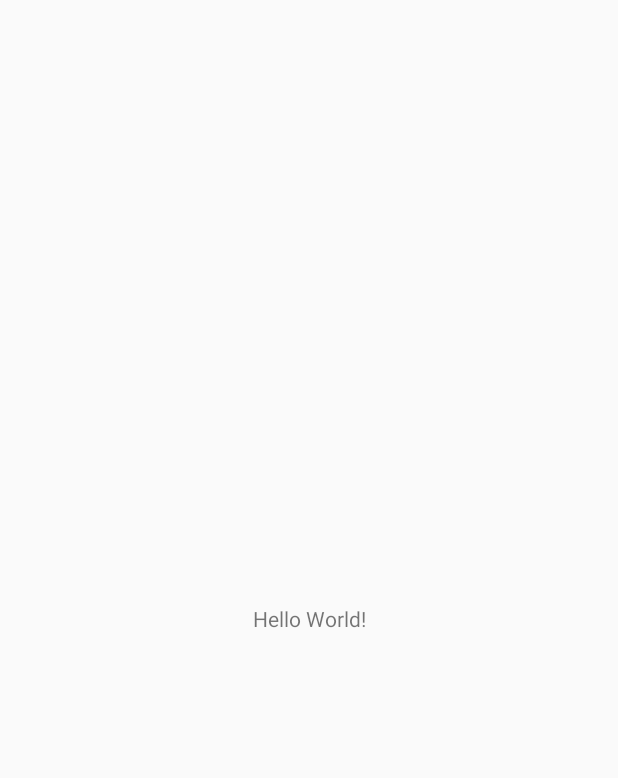
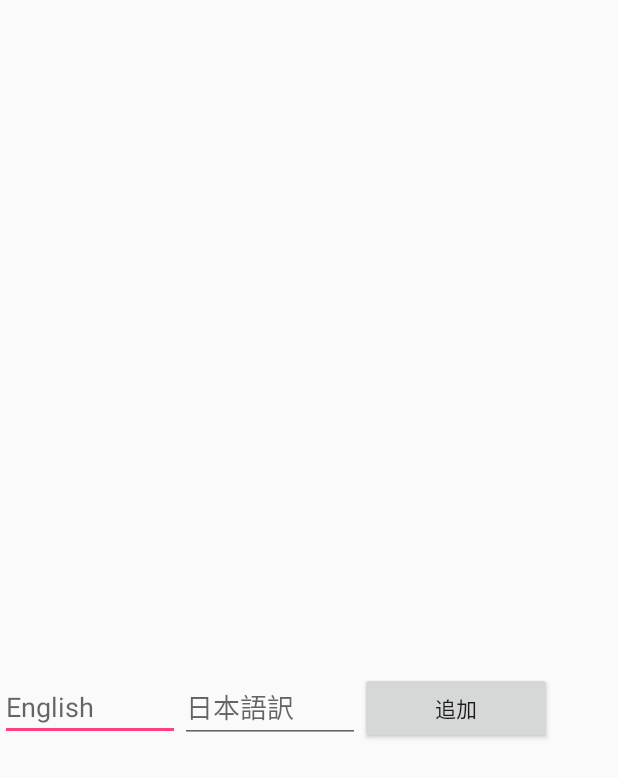
Before and after one commit to Konatsup/EnglishWords, an Android app: the screen it shows after launch (MainActivity), on a phone screen of 412 x 824 dp. Before the commit the part shown is almost empty. Shown: the top 778 px of the screen. Run offline under Robolectric (Android 15) with nearby library versions, the phone set to English and light mode, and no system bars; 3 statements that could not run were skipped.

Commit message:
#fixed レイアウト修正と単語追加機能実装

```diff
--- a/app/src/main/java/konatsup/englishwords/MainActivity.java
+++ b/app/src/main/java/konatsup/englishwords/MainActivity.java
@@ -10,14 +10,55 @@ import android.graphics.BitmapFactory;
 import android.os.Bundle;
 import android.support.v4.app.NotificationManagerCompat;
 import android.support.v7.app.NotificationCompat;
+import android.view.View;
+import android.widget.ArrayAdapter;
+import android.widget.EditText;
+import android.widget.ListView;
+
+import io.realm.Realm;
+import io.realm.RealmConfiguration;
 
 public class MainActivity extends Activity {
+
+    private Realm realm;
+    ListView listView;
+    ArrayAdapter adapter; //後々CustomAdapterにする必要あり
+
+    EditText enEditText;
+    EditText jpEditText;
 
     @Override
     protected void onCreate(Bundle savedInstanceState) {
         super.onCreate(savedInstanceState);
 
         setContentView(R.layout.activity_main);
+        sendNotification();
+
+        listView = (ListView)findViewById(R.id.listView);
+//        adapter = new ArrayAdapter<Word>(this,android.R.layout.simple_expandable_list_item_1);
+        adapter = new ArrayAdapter(this, android.R.layout.simple_expandable_list_item_1);
+
+        enEditText = (EditText)findViewById(R.id.enEditText);
+        jpEditText = (EditText)findViewById(R.id.jpEditText);
+
+
+        Realm.init(this);
+        RealmConfiguration config = new RealmConfiguration.Builder().build();
+        Realm.setDefaultConfiguration(config);
+
+
+
+        listView.setAdapter(adapter);
+
+
+    }
+    @Override
+    public void onDestroy() {
+        super.onDestroy();
+        realm.close();
+    }
+
+    public void sendNotification(){
         Intent intent = new Intent(getApplicationContext(), QuizActivity.class);
         PendingIntent pendingIntent = PendingIntent.getActivity(this, 0, intent, 0);
 
@@ -33,7 +74,13 @@ public class MainActivity extends Activity {
                 .build();
 
         manager.notify(0, notification);
+    }
 
+    public void add(View v){
+        String enText,jpText;
+        enText = enEditText.getText().toString();
+        jpText = jpEditText.getText().toString();
+        adapter.add(enText+"："+jpText);
 
     }
 
--- a/app/src/main/res/layout/activity_main.xml
+++ b/app/src/main/res/layout/activity_main.xml
@@ -6,13 +6,56 @@
     android:layout_height="match_parent"
     tools:context="konatsup.englishwords.MainActivity">
 
-    <TextView
-        android:layout_width="wrap_content"
-        android:layout_height="wrap_content"
-        android:text="Hello World!"
-        app:layout_constraintBottom_toBottomOf="parent"
-        app:layout_constraintLeft_toLeftOf="parent"
-        app:layout_constraintRight_toRightOf="parent"
-        app:layout_constraintTop_toTopOf="parent" />
+    <LinearLayout
+        android:layout_width="368dp"
+        android:layout_height="495dp"
+        android:orientation="vertical"
+        tools:layout_editor_absoluteX="8dp"
+        tools:layout_editor_absoluteY="8dp">
+
+        <ListView
+            android:id="@+id/listView"
+            android:layout_width="match_parent"
+            android:layout_height="0dp"
+            android:layout_weight="1"
+            tools:layout_editor_absoluteX="8dp"
+            tools:layout_editor_absoluteY="8dp" />
+
+        <LinearLayout
+            android:layout_width="match_parent"
+            android:layout_height="wrap_content"
+            android:orientation="horizontal">
+
+            <EditText
+                android:id="@+id/enEditText"
+                android:layout_width="0dp"
+                android:layout_height="wrap_content"
+                android:layout_weight="3"
+                android:ems="10"
+                android:hint="English"
+                android:inputType="textPersonName"
+                android:singleLine="true" />
+
+            <EditText
+                android:id="@+id/jpEditText"
+                android:layout_width="0dp"
+                android:layout_height="wrap_content"
+                android:layout_weight="3"
+                android:ems="10"
+                android:hint="日本語訳"
+                android:inputType="textPersonName"
+                android:singleLine="true" />
+
+            <Button
+                android:id="@+id/button5"
+                android:layout_width="wrap_content"
+                android:layout_height="wrap_content"
+                android:layout_weight="1"
+                android:onClick="add"
+                android:text="追加" />
+
+        </LinearLayout>
+
+    </LinearLayout>
 
 </android.support.constraint.ConstraintLayout>
```
Also changed, not shown: app/src/main/java/konatsup/englishwords/Word.java (+34 -7 lines).
